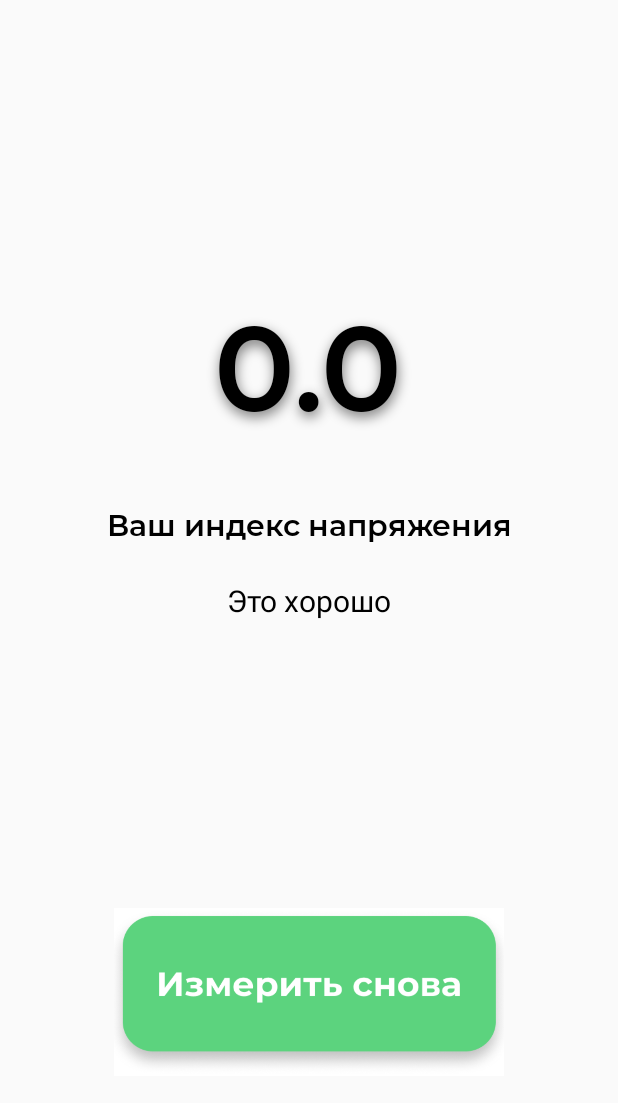
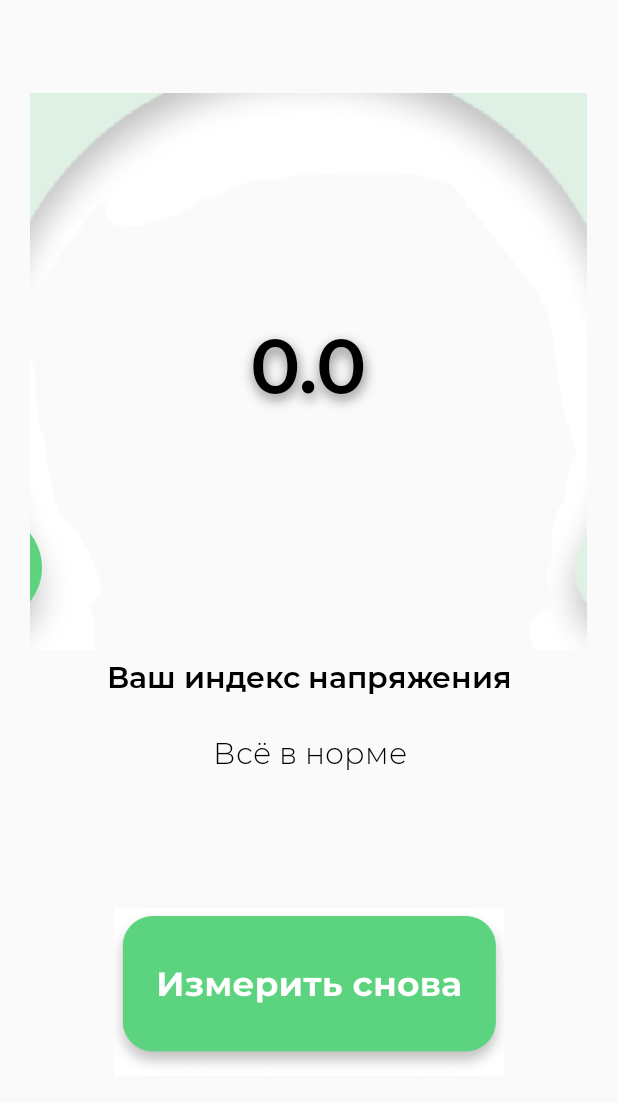
Before and after one commit to TheArtyomMDev/BeWell, an Android app: the Result screen opened directly, with no data from a screen before it, on a phone screen of 412 x 824 dp. Shown: the top 1103 px of the screen. Run offline under Robolectric (Android 15) with nearby library versions, the phone set to English and light mode, and no system bars; libraries missing offline, so code that uses them is left out: com.jjoe64.graphview, org.nield.kotlinstatistics; 1 statement that could not run was skipped.

Commit message:
Adding anim

```diff
--- a/app/src/main/java/com/example/sachin/heart/HeartRateMonitor.kt
+++ b/app/src/main/java/com/example/sachin/heart/HeartRateMonitor.kt
@@ -45,6 +45,7 @@ class HeartRateMonitor : Activity() {
     var current = TYPE.GREEN
         private set
 
+    private var measureTimeInSec = 100
     private var averageIndex = 0
     private val averageArraySize = 4
     private var beatsIndex = 0
@@ -67,10 +68,10 @@ class HeartRateMonitor : Activity() {
         val modes = sortedByFreq.takeWhile { it.value.size == maxFreq }
         return Pair(modes.first().key, maxFreq)
     }
-    private val timer = object: CountDownTimer(21000, 1000) {
+    private val timer = object: CountDownTimer(measureTimeInSec*1000L, 1000) {
         override fun onTick(millisUntilFinished: Long) {
-            if((millisUntilFinished/1000).toInt() < 10) timeText!!.text = "${(millisUntilFinished/60000).toInt()}:0${(millisUntilFinished/1000).toInt()}"
-            else timeText!!.text = "${(millisUntilFinished/60000).toInt()}:${(millisUntilFinished/1000).toInt()}"
+            if((millisUntilFinished/1000).toInt() < 10) timeText!!.text = "${(millisUntilFinished/60000).toInt()}:0${(millisUntilFinished/1000)%60}"
+            else timeText!!.text = "${(millisUntilFinished/60000).toInt()}:${(millisUntilFinished/1000)%60}"
         }
 
         override fun onFinish() {
@@ -257,7 +258,7 @@ class HeartRateMonitor : Activity() {
                 startTime = System.currentTimeMillis()
                 beats = 0.0
             }
-            if ((endTime - generalStartTime)/1000.0 > 20) {
+            if ((endTime - generalStartTime)/1000.0 > measureTimeInSec) {
                 for(i in 1 until generalBeatsTime.size) {
                     intervalsBeatsTime.add(((generalBeatsTime[i] - generalBeatsTime[i - 1]) * 100).roundToInt()/100.0)
                 }
--- a/app/src/main/java/com/example/sachin/heart/Result.kt
+++ b/app/src/main/java/com/example/sachin/heart/Result.kt
@@ -3,22 +3,80 @@ package com.example.sachin.heart
 import android.content.Context
 import android.content.Intent
 import android.graphics.*
+import android.os.Bundle
 import android.support.v7.app.AppCompatActivity
-import android.os.Bundle
 import android.util.AttributeSet
 import android.view.View
 import android.widget.Button
 import android.widget.TextView
 import kotlin.math.roundToInt
 
+
 class Result : AppCompatActivity() {
+
+    companion object {
+        var BItoText = 0F
+        var backgroundLevel = 0
+    }
+
     class BarView2 @JvmOverloads constructor(context: Context,
                                                attrs: AttributeSet? = null, defStyleAttr: Int = 0)
         : View(context, attrs, defStyleAttr) {
 
+        private var resizedWidth = 900
+        private var resizedHeight = 900
+        private var radius = 364F
+        private var deltaDown = -10.5F
+        private var toAngle = 240F*(BItoText/500F)
+        private var angle = 0F
+        private var called = false
+
+        private var levelBitmapBackground: Bitmap? = null
+        private var resizedLevelBitmapBackground: Bitmap? = null
+
+        private val paint = Paint()
+        private val oval = RectF()
+        private val oval2 = RectF()
+
         // Called when the view should render its content.
         override fun onDraw(canvas: Canvas?) {
             super.onDraw(canvas)
+
+            if(!called) {
+                if(BItoText <= 100) backgroundLevel = R.drawable.level_background_1
+                else if(BItoText > 100 && BItoText <= 200) backgroundLevel = R.drawable.level_background_2
+                else backgroundLevel = R.drawable.level_background_2
+
+                toAngle = 240F*(BItoText/500F)
+
+                levelBitmapBackground = BitmapFactory.decodeResource(resources, backgroundLevel)
+                resizedLevelBitmapBackground = Bitmap.createScaledBitmap(levelBitmapBackground!!, resizedWidth, resizedHeight, false)
+
+                called = true
+            }
+
+            canvas!!.drawBitmap(resizedLevelBitmapBackground!!, width/2 - resizedWidth/2F, height/2 - resizedHeight/2F, paint)
+
+            paint.style = Paint.Style.STROKE
+            paint.strokeWidth = 100F
+
+            //цвет в зависимоти от BI
+            if(BItoText <= 100) paint.color = Color.parseColor("#5DD37E")
+            else if(BItoText > 100 && BItoText <= 200) paint.color = Color.parseColor("#F7F514")
+            else if(BItoText > 200 && BItoText <= 400) paint.color = Color.parseColor("#F77E14")
+            else paint.color = Color.parseColor("#F52B2B")
+
+            oval.set(width/2 - radius - 5F, height/2 - radius - deltaDown - 5F, width/2 + radius, height/2 + radius - deltaDown)
+            canvas.drawArc(oval, 150F, angle, false, paint)
+
+            paint.style = Paint.Style.FILL
+            oval2.set(width/2 - radius - 2F, height/2 + radius - 220F, width/2 - radius + 98F, height/2 + radius - 115F)
+            canvas.drawOval(oval2, paint)
+
+            if(angle < toAngle) angle += 0.5F
+            println(angle)
+            println(toAngle)
+
             invalidate()
         }
     }
@@ -29,11 +87,16 @@ class Result : AppCompatActivity() {
 
         val againButton = findViewById<Button>(R.id.again_button)
         val resultText = findViewById<TextView>(R.id.result_text)
+        val resultInfoText = findViewById<TextView>(R.id.result_info_text)
 
-        var BI: Double = intent.extras?.get("BI") as Double
-        var BItoText = Math.round(BI * 100)/100F
+        val BI: Double = intent.extras?.get("BI") as Double
+        BItoText = (BI * 100).roundToInt() /100F
+        if(BItoText > 500) BItoText = 500F
 
         resultText.text = BItoText.toString()
+        if(BItoText <= 100) resultInfoText.text = "Всё в норме"
+        else if(200 > BItoText && BItoText > 100) resultInfoText.text = "Советуем посетить врача"
+        else resultInfoText.text = "Незамедлительно запишитесь к врачу"
 
         againButton.setOnClickListener {
             startActivity(Intent(this, HeartRateMonitor::class.java))
--- a/app/src/main/res/layout/activity_result.xml
+++ b/app/src/main/res/layout/activity_result.xml
@@ -16,8 +16,9 @@
 
         <TextView
             android:id="@+id/result_info_text"
-            android:layout_width="128dp"
+            android:layout_width="300dp"
             android:layout_height="66dp"
+            android:fontFamily="@font/montserrat_light"
             android:gravity="center"
             android:text="Это хорошо"
             android:textColor="#000000"
@@ -48,7 +49,7 @@
             android:textSize="20sp"
             app:layout_constraintEnd_toEndOf="parent"
             app:layout_constraintStart_toStartOf="parent"
-            app:layout_constraintTop_toBottomOf="@+id/result_text" />
+            app:layout_constraintTop_toBottomOf="@+id/canvas2" />
 
         <TextView
             android:id="@+id/result_text"
@@ -57,12 +58,13 @@
             android:layout_marginTop="152dp"
             android:fontFamily="@font/montserrat_semi_bold"
             android:gravity="center"
-            android:textColor="#000000"
             android:shadowColor="@color/text_shadow"
             android:shadowDx="1"
             android:shadowDy="5"
             android:shadowRadius="10"
-            android:textSize="80sp"
+            android:text="125"
+            android:textColor="#000000"
+            android:textSize="50sp"
             app:layout_constraintEnd_toEndOf="parent"
             app:layout_constraintHorizontal_bias="0.497"
             app:layout_constraintStart_toStartOf="parent"
```
Also changed, not shown: app/src/main/res/drawable/level_background_1.png (added), app/src/main/res/drawable/level_background_2.png (added).
